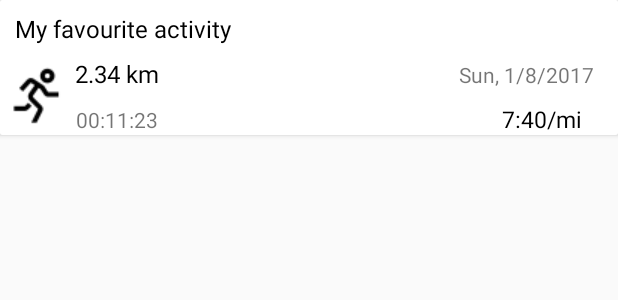
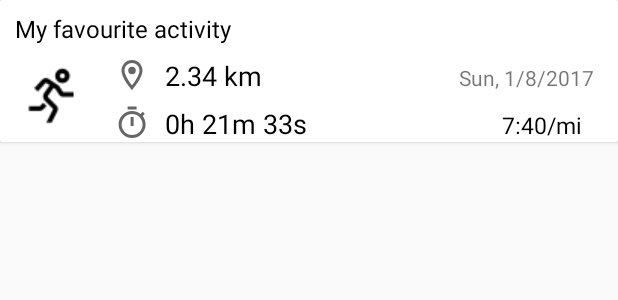
Before and after one commit to fracassi-marco/StatsUp, an Android app: the layout history_list_item.xml on its own in the app's theme, with its tools: preview values and no code run, on a phone screen of 412 x 824 dp. Shown: the top 300 px of the screen. Run offline under Robolectric (Android 15) with nearby library versions, the phone set to English and light mode, and no system bars.

Commit message:
Add icons to history

```diff
--- a/app/src/main/java/com/statsup/HistoryAdapter.kt
+++ b/app/src/main/java/com/statsup/HistoryAdapter.kt
@@ -7,7 +7,6 @@ import android.view.LayoutInflater
 import android.view.ViewGroup
 import kotlinx.android.synthetic.main.history_list_item.view.*
 import org.joda.time.format.DateTimeFormat
-import org.joda.time.format.DateTimeFormatter
 
 
 class HistoryAdapter : RecyclerView.Adapter<HistoryAdapter.Holder>() {
@@ -15,7 +14,7 @@ class HistoryAdapter : RecyclerView.Adapter<HistoryAdapter.Holder>() {
 
     private var dataSet: List<Activity> = emptyList()
 
-    override fun onCreateViewHolder(parent: ViewGroup, viewType: Int): HistoryAdapter.Holder {
+    override fun onCreateViewHolder(parent: ViewGroup, viewType: Int): Holder {
         val item = LayoutInflater.from(parent.context)
             .inflate(R.layout.history_list_item, parent, false) as CardView
 
@@ -32,7 +31,8 @@ class HistoryAdapter : RecyclerView.Adapter<HistoryAdapter.Holder>() {
         val minutes = (activity.durationInSeconds % 3600) / 60;
         val seconds = activity.durationInSeconds % 60;
         holder.layout.history_list_item_time_text.text = "${hours}h ${minutes}m ${seconds}s"
-        holder.layout.history_list_item_distance_text.text = activity.distanceInMeters.toString() + "m"
+        val div = activity.distanceInMeters.div(1000f)
+        holder.layout.history_list_item_distance_text.text = String.format("%.2f", div) + "km"
         holder.layout.history_list_item_pace_text.text = ""
     }
 
--- /dev/null
+++ b/app/src/main/res/drawable/outline_place_24.xml
@@ -0,0 +1,13 @@
+<vector xmlns:android="http://schemas.android.com/apk/res/android"
+        android:width="24dp"
+        android:height="24dp"
+        android:viewportWidth="24.0"
+        android:viewportHeight="24.0"
+        android:tint="?attr/colorControlNormal">
+    <path
+        android:fillColor="@android:color/white"
+        android:pathData="M12,2C8.13,2 5,5.13 5,9c0,5.25 7,13 7,13s7,-7.75 7,-13c0,-3.87 -3.13,-7 -7,-7zM7,9c0,-2.76 2.24,-5 5,-5s5,2.24 5,5c0,2.88 -2.88,7.19 -5,9.88C9.92,16.21 7,11.85 7,9z"/>
+    <path
+        android:fillColor="@android:color/white"
+        android:pathData="M12,9m-2.5,0a2.5,2.5 0,1 1,5 0a2.5,2.5 0,1 1,-5 0"/>
+</vector>
--- /dev/null
+++ b/app/src/main/res/drawable/outline_timer_24.xml
@@ -0,0 +1,10 @@
+<vector xmlns:android="http://schemas.android.com/apk/res/android"
+        android:width="24dp"
+        android:height="24dp"
+        android:viewportWidth="24.0"
+        android:viewportHeight="24.0"
+        android:tint="?attr/colorControlNormal">
+    <path
+        android:fillColor="@android:color/white"
+        android:pathData="M15.07,1.01h-6v2h6v-2zM11.07,14.01h2v-6h-2v6zM19.1,7.39l1.42,-1.42c-0.43,-0.51 -0.9,-0.99 -1.41,-1.41l-1.42,1.42C16.14,4.74 14.19,4 12.07,4c-4.97,0 -9,4.03 -9,9s4.02,9 9,9 9,-4.03 9,-9c0,-2.11 -0.74,-4.06 -1.97,-5.61zM12.07,20.01c-3.87,0 -7,-3.13 -7,-7s3.13,-7 7,-7 7,3.13 7,7 -3.13,7 -7,7z"/>
+</vector>
--- a/app/src/main/res/layout/history_list_item.xml
+++ b/app/src/main/res/layout/history_list_item.xml
@@ -35,34 +35,54 @@
                 android:layout_marginTop="8dp"
                 android:adjustViewBounds="true"
                 app:layout_constraintTop_toBottomOf="@+id/history_list_item_title_text"
+                app:layout_constraintLeft_toLeftOf="parent"
                 tools:src="@drawable/run" />
+
+        <ImageView
+                android:id="@+id/history_list_item_distance_icon"
+                android:layout_width="wrap_content"
+                android:layout_height="wrap_content"
+                android:layout_marginStart="16dp"
+                android:layout_marginTop="8dp"
+                android:adjustViewBounds="true"
+                app:layout_constraintTop_toBottomOf="@+id/history_list_item_title_text"
+                app:layout_constraintLeft_toRightOf="@+id/history_list_item_icon"
+                android:src="@drawable/outline_place_24" />
 
         <TextView
                 android:id="@+id/history_list_item_distance_text"
                 android:layout_width="wrap_content"
                 android:layout_height="wrap_content"
-                android:layout_marginStart="0dp"
+                android:layout_marginStart="10dp"
+                android:textColor="@android:color/black"
+                android:textSize="18sp"
+                app:layout_constraintLeft_toRightOf="@+id/history_list_item_distance_icon"
+                app:layout_constraintTop_toTopOf="@+id/history_list_item_distance_icon"
+                app:layout_constraintBottom_toBottomOf="@+id/history_list_item_distance_icon"
+                tools:text="2.34 km" />
+
+        <ImageView
+                android:id="@+id/history_list_item_duration_icon"
+                android:layout_width="wrap_content"
+                android:layout_height="wrap_content"
+                android:layout_marginStart="16dp"
                 android:layout_marginTop="8dp"
-                android:textColor="@android:color/black"
-                android:textSize="16sp"
+                android:adjustViewBounds="true"
+                app:layout_constraintTop_toBottomOf="@+id/history_list_item_distance_icon"
                 app:layout_constraintLeft_toRightOf="@+id/history_list_item_icon"
-                app:layout_constraintTop_toBottomOf="@+id/history_list_item_title_text"
-                tools:layout_constraintLeft_creator="1"
-                tools:layout_constraintTop_creator="1"
-                tools:text="2.34 km" />
+                android:src="@drawable/outline_timer_24" />
 
         <TextView
                 android:id="@+id/history_list_item_time_text"
                 android:layout_width="wrap_content"
                 android:layout_height="wrap_content"
-                android:layout_marginTop="10dp"
-                app:layout_constraintLeft_toLeftOf="@+id/history_list_item_distance_text"
-                app:layout_constraintRight_toRightOf="@+id/history_list_item_distance_text"
-                app:layout_constraintTop_toBottomOf="@+id/history_list_item_distance_text"
-                tools:layout_constraintLeft_creator="1"
-                tools:layout_constraintRight_creator="1"
-                tools:layout_constraintTop_creator="1"
-                tools:text="00:11:23" />
+                android:layout_marginStart="10dp"
+                android:textColor="@android:color/black"
+                android:textSize="18sp"
+                app:layout_constraintLeft_toRightOf="@+id/history_list_item_duration_icon"
+                app:layout_constraintTop_toTopOf="@+id/history_list_item_duration_icon"
+                app:layout_constraintBottom_toBottomOf="@+id/history_list_item_duration_icon"
+                tools:text="0h 21m 33s" />
 
         <TextView
                 android:id="@+id/history_list_item_date_text"
```
